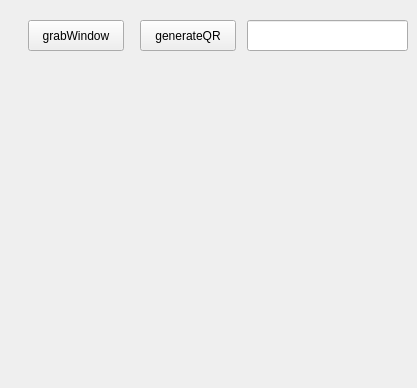
First picture: the form in widget.ui, repository wylnii/QRScaner, before the edit.
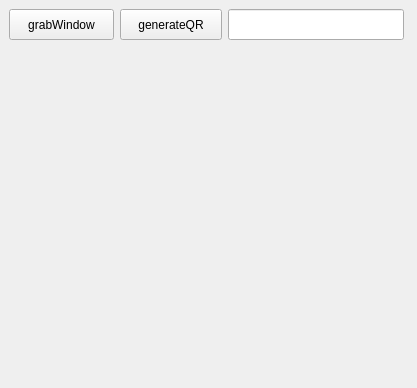
Second picture: the form after the edit. Custom widgets are drawn as their Qt base class.

What changed in the file:
```diff
--- a/widget.ui
+++ b/widget.ui
@@ -16,9 +16,9 @@
   <widget class="QPushButton" name="pushButton">
    <property name="geometry">
     <rect>
-     <x>28</x>
-     <y>20</y>
-     <width>96</width>
+     <x>9</x>
+     <y>9</y>
+     <width>105</width>
      <height>31</height>
     </rect>
    </property>
@@ -26,12 +26,45 @@
     <string>grabWindow</string>
    </property>
   </widget>
+  <widget class="QPushButton" name="pushButton_2">
+   <property name="geometry">
+    <rect>
+     <x>120</x>
+     <y>9</y>
+     <width>102</width>
+     <height>31</height>
+    </rect>
+   </property>
+   <property name="text">
+    <string>generateQR</string>
+   </property>
+  </widget>
+  <widget class="QLineEdit" name="lineEdit">
+   <property name="geometry">
+    <rect>
+     <x>228</x>
+     <y>9</y>
+     <width>176</width>
+     <height>31</height>
+    </rect>
+   </property>
+  </widget>
+  <widget class="QRWidget" name="widget" native="true">
+   <property name="geometry">
+    <rect>
+     <x>70</x>
+     <y>55</y>
+     <width>260</width>
+     <height>260</height>
+    </rect>
+   </property>
+  </widget>
   <widget class="QLabel" name="label">
    <property name="geometry">
     <rect>
-     <x>25</x>
+     <x>10</x>
      <y>340</y>
-     <width>376</width>
+     <width>396</width>
      <height>36</height>
     </rect>
    </property>
@@ -39,39 +72,6 @@
     <string/>
    </property>
   </widget>
-  <widget class="QRWidget" name="widget" native="true">
-   <property name="geometry">
-    <rect>
-     <x>80</x>
-     <y>70</y>
-     <width>250</width>
-     <height>250</height>
-    </rect>
-   </property>
-  </widget>
-  <widget class="QPushButton" name="pushButton_2">
-   <property name="geometry">
-    <rect>
-     <x>140</x>
-     <y>20</y>
-     <width>96</width>
-     <height>31</height>
-    </rect>
-   </property>
-   <property name="text">
-    <string>generateQR</string>
-   </property>
-  </widget>
-  <widget class="QLineEdit" name="lineEdit">
-   <property name="geometry">
-    <rect>
-     <x>247</x>
-     <y>20</y>
-     <width>161</width>
-     <height>31</height>
-    </rect>
-   </property>
-  </widget>
  </widget>
  <layoutdefault spacing="6" margin="11"/>
  <customwidgets>
```
